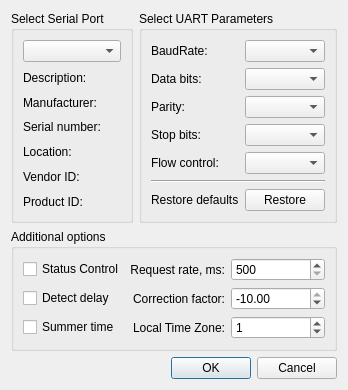
First picture: the form in SynchroTimeApp/settingsdialog.ui, repository SergejBre/SynchroTime, before the edit.
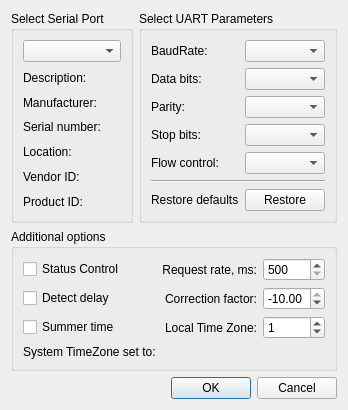
Second picture: the form after the edit. Icons and pictures are not drawn.

Commit message: add a label about the system time zone to the form

```diff
--- a/SynchroTimeApp/settingsdialog.ui
+++ b/SynchroTimeApp/settingsdialog.ui
@@ -99,26 +99,42 @@
       <string>Additional options</string>
      </property>
      <layout class="QGridLayout" name="gridLayout_3">
-      <item row="2" column="1">
-       <widget class="QLabel" name="timeZoneLabel">
+      <item row="1" column="0">
+       <widget class="QCheckBox" name="detectDelayCheckBox">
+        <property name="toolTip">
+         <string>Whether to display the median delay per request?</string>
+        </property>
         <property name="text">
-         <string>Local Time Zone:</string>
+         <string>Detect delay</string>
+        </property>
+       </widget>
+      </item>
+      <item row="3" column="2">
+       <widget class="QSpinBox" name="timeZoneSpinBox">
+        <property name="toolTip">
+         <string>Select your local time zone.</string>
+        </property>
+        <property name="minimum">
+         <number>-12</number>
+        </property>
+        <property name="maximum">
+         <number>14</number>
+        </property>
+        <property name="value">
+         <number>1</number>
+        </property>
+       </widget>
+      </item>
+      <item row="0" column="1">
+       <widget class="QLabel" name="requestRateLabel">
+        <property name="text">
+         <string>Request rate, ms:</string>
         </property>
         <property name="alignment">
          <set>Qt::AlignRight|Qt::AlignTrailing|Qt::AlignVCenter</set>
         </property>
        </widget>
       </item>
-      <item row="2" column="0">
-       <widget class="QCheckBox" name="summerTimeCheckBox">
-        <property name="toolTip">
-         <string>Do you need automatic daylight savings time?</string>
-        </property>
-        <property name="text">
-         <string>Summer time</string>
-        </property>
-       </widget>
-      </item>
       <item row="0" column="0">
        <widget class="QCheckBox" name="statusControlCheckBox">
         <property name="toolTip">
@@ -145,26 +161,10 @@
         </property>
        </widget>
       </item>
-      <item row="2" column="2">
-       <widget class="QSpinBox" name="timeZoneSpinBox">
-        <property name="toolTip">
-         <string>Select your local time zone.</string>
-        </property>
-        <property name="minimum">
-         <number>-12</number>
-        </property>
-        <property name="maximum">
-         <number>14</number>
-        </property>
-        <property name="value">
-         <number>1</number>
-        </property>
-       </widget>
-      </item>
-      <item row="0" column="1">
-       <widget class="QLabel" name="requestRateLabel">
+      <item row="1" column="1">
+       <widget class="QLabel" name="faktorLabel">
         <property name="text">
-         <string>Request rate, ms:</string>
+         <string>Correction factor:</string>
         </property>
         <property name="alignment">
          <set>Qt::AlignRight|Qt::AlignTrailing|Qt::AlignVCenter</set>
@@ -187,26 +187,33 @@
         </property>
        </widget>
       </item>
-      <item row="1" column="0">
-       <widget class="QCheckBox" name="detectDelayCheckBox">
-        <property name="toolTip">
-         <string>Whether to display the median delay per request?</string>
-        </property>
+      <item row="3" column="1">
+       <widget class="QLabel" name="timeZoneLabel">
         <property name="text">
-         <string>Detect delay</string>
-        </property>
-       </widget>
-      </item>
-      <item row="1" column="1">
-       <widget class="QLabel" name="faktorLabel">
-        <property name="text">
-         <string>Correction factor:</string>
+         <string>Local Time Zone:</string>
         </property>
         <property name="alignment">
          <set>Qt::AlignRight|Qt::AlignTrailing|Qt::AlignVCenter</set>
         </property>
        </widget>
       </item>
+      <item row="3" column="0">
+       <widget class="QCheckBox" name="summerTimeCheckBox">
+        <property name="toolTip">
+         <string>Do you need automatic daylight savings time?</string>
+        </property>
+        <property name="text">
+         <string>Summer time</string>
+        </property>
+       </widget>
+      </item>
+      <item row="4" column="0">
+       <widget class="QLabel" name="localTimeZoneLabel">
+        <property name="text">
+         <string>System TimeZone set to:</string>
+        </property>
+       </widget>
+      </item>
      </layout>
     </widget>
    </item>
```
